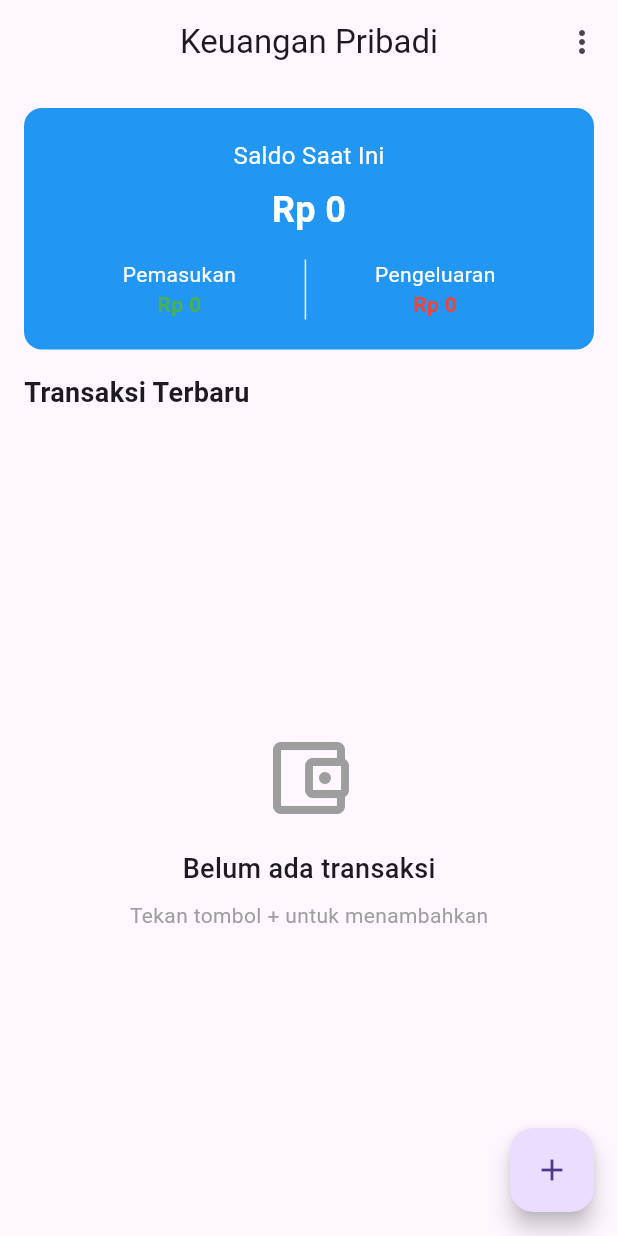
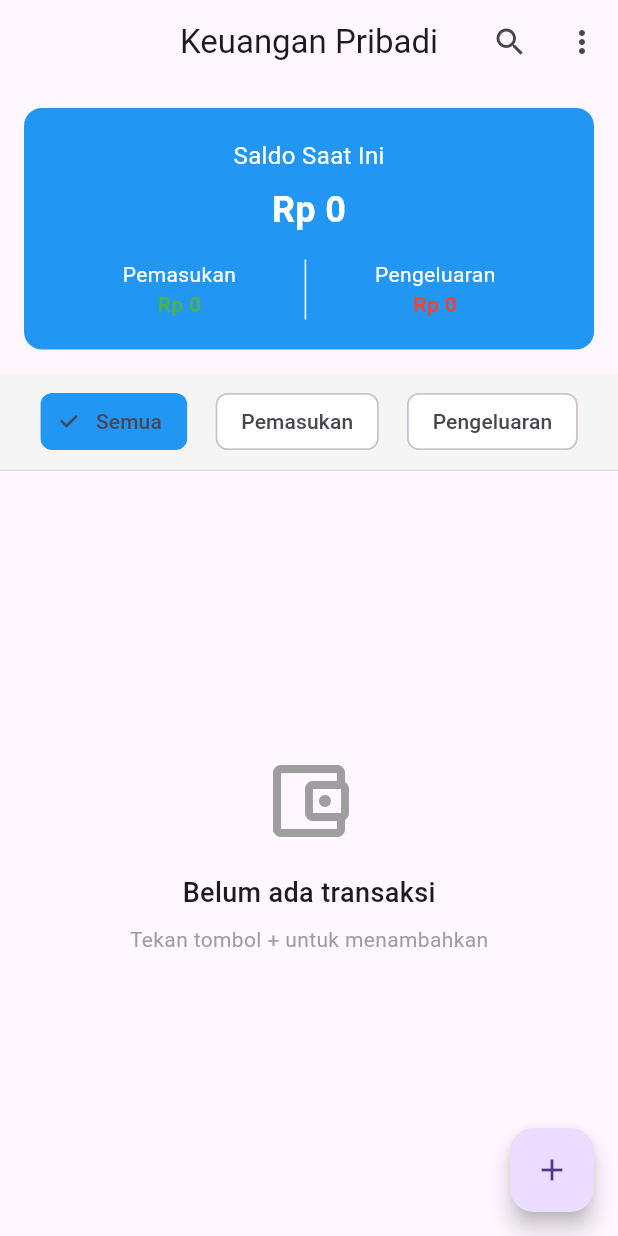
Before and after one commit to ily-idx/Keuangan_idx, a Flutter app: the screen it shows after launch, on a phone screen of 412 x 824 dp. Run offline on Flutter 3.47's test engine with Material 3 defaults, Android fonts, the phone set to English and light mode, and no system bars; our stand-ins replace csv, open_file, shared_preferences.

Commit message:
fitur sortir

```diff
--- a/lib/screens/home_screen.dart
+++ b/lib/screens/home_screen.dart
@@ -6,6 +6,7 @@ import '../providers/transaction_provider.dart';
 import '../widgets/transaction_list.dart';
 import '../screens/add_transaction_screen.dart';
 import '../utils/export_helper.dart';
+import '../widgets/search_delegate.dart'; // Tambahkan import
 
 class HomeScreen extends StatefulWidget {
   @override
@@ -29,6 +30,17 @@ class _HomeScreenState extends State<HomeScreen> {
         title: const Text('Keuangan Pribadi'),
         centerTitle: true,
         actions: [
+          // Tombol Search
+          IconButton(
+            icon: const Icon(Icons.search),
+            onPressed: () {
+              showSearch(
+                context: context,
+                delegate: TransactionSearchDelegate(),
+              );
+            },
+          ),
+          // Menu Popup
           PopupMenuButton<String>(
             onSelected: (String result) {
               switch (result) {
@@ -86,22 +98,6 @@ class _HomeScreenState extends State<HomeScreen> {
           return Column(
             children: [
               _buildBalanceCard(provider),
-              const Padding(
-                padding: EdgeInsets.symmetric(horizontal: 16),
-                child: Row(
-                  mainAxisAlignment: MainAxisAlignment.spaceBetween,
-                  children: [
-                    Text(
-                      'Transaksi Terbaru',
-                      style: TextStyle(
-                        fontSize: 18,
-                        fontWeight: FontWeight.bold,
-                      ),
-                    ),
-                  ],
-                ),
-              ),
-              const SizedBox(height: 8),
               Expanded(
                 child: TransactionList(),
               ),
--- a/lib/widgets/transaction_list.dart
+++ b/lib/widgets/transaction_list.dart
@@ -11,6 +11,77 @@ class TransactionList extends StatelessWidget {
   Widget build(BuildContext context) {
     return Consumer<TransactionProvider>(
       builder: (context, provider, child) {
+        return Column(
+          children: [
+            // Filter Bar
+            _buildFilterBar(context, provider),
+            // Transaction List
+            Expanded(
+              child: _buildTransactionContent(provider),
+            ),
+          ],
+        );
+      },
+    );
+  }
+
+  Widget _buildFilterBar(BuildContext context, TransactionProvider provider) {
+    return Container(
+      padding: const EdgeInsets.all(8),
+      decoration: BoxDecoration(
+        color: Colors.grey[100],
+        border: Border(
+          bottom:
+              BorderSide(color: Colors.grey[300]!), // Hapus ! yang tidak perlu
+        ),
+      ),
+      child: Row(
+        mainAxisAlignment: MainAxisAlignment.spaceEvenly,
+        children: [
+          // Tombol Semua
+          FilterChip(
+            label: const Text('Semua'),
+            selected: provider.filterByType == null,
+            onSelected: (selected) {
+              provider.setFilterByType(null);
+            },
+            selectedColor: Colors.blue,
+            backgroundColor: Colors.white,
+          ),
+          // Tombol Pemasukan
+          FilterChip(
+            label: const Text('Pemasukan'),
+            selected: provider.filterByType == true,
+            onSelected: (selected) {
+              provider.setFilterByType(true);
+            },
+            selectedColor: Colors.green,
+            backgroundColor: Colors.white,
+          ),
+          // Tombol Pengeluaran
+          FilterChip(
+            label: const Text('Pengeluaran'),
+            selected: provider.filterByType == false,
+            onSelected: (selected) {
+              provider.setFilterByType(false);
+            },
+            selectedColor: Colors.red,
+            backgroundColor: Colors.white,
+          ),
+          // Tombol Clear Filter
+          if (provider.filterByType != null || provider.searchQuery.isNotEmpty)
+            IconButton(
+              onPressed: () {
+                provider.clearFilters();
+              },
+              icon: const Icon(Icons.clear),
+            ),
+        ],
+      ),
+    );
+  }
+
+  Widget _buildTransactionContent(TransactionProvider provider) {
     if (provider.isLoading) {
       return const Center(child: CircularProgressIndicator());
     }
@@ -46,7 +117,7 @@ class TransactionList extends StatelessWidget {
     }
 
     return ListView.builder(
-          padding: EdgeInsets.zero,
+      padding: const EdgeInsets.only(top: 8),
       itemCount: provider.transactions.length,
       itemBuilder: (context, index) {
         final transaction = provider.transactions[index];
@@ -54,8 +125,6 @@ class TransactionList extends StatelessWidget {
           key: ValueKey(transaction.id),
           transaction: transaction,
           onDelete: () => _showDeleteDialog(context, transaction, provider),
-            );
-          },
         );
       },
     );
```
Also changed, not shown: lib/providers/transaction_provider.dart (+90 -8 lines), lib/screens/add_transaction_screen.dart (+11 -5 lines), lib/widgets/search_delegate.dart (added, +90 -0 lines). Lines whose indentation alone changed are shown as unchanged.
